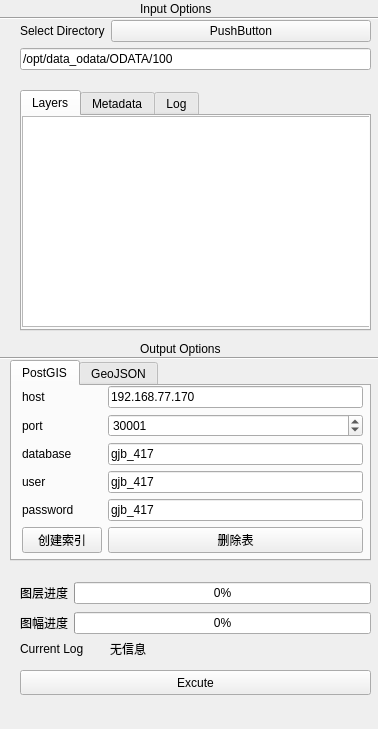
First picture: the form in src/plugins/txtinput/txtinputDock.ui, repository ParnDeedlit/QGIS, before the edit.
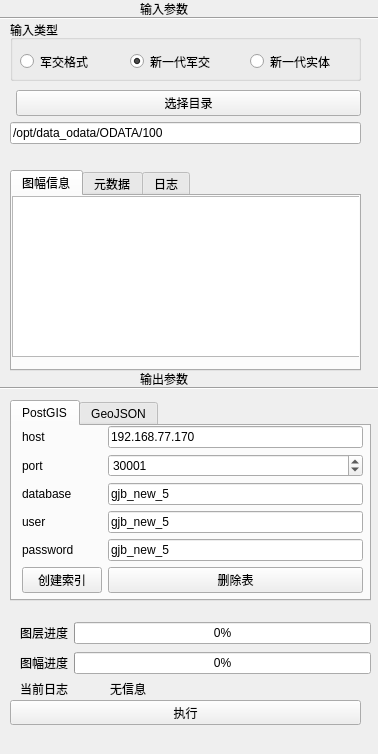
Second picture: the form after the edit.

Commit message: feat: add new entity base input

```diff
--- a/src/plugins/txtinput/txtinputDock.ui
+++ b/src/plugins/txtinput/txtinputDock.ui
@@ -7,7 +7,7 @@
     <x>0</x>
     <y>0</y>
     <width>378</width>
-    <height>729</height>
+    <height>754</height>
    </rect>
   </property>
   <property name="windowTitle">
@@ -31,7 +31,7 @@
     <property name="geometry">
      <rect>
       <x>0</x>
-      <y>350</y>
+      <y>380</y>
       <width>401</width>
       <height>16</height>
      </rect>
@@ -50,43 +50,36 @@
      </rect>
     </property>
     <property name="text">
-     <string>Input Options</string>
+     <string>输入参数</string>
     </property>
    </widget>
    <widget class="QLabel" name="label_3">
     <property name="geometry">
      <rect>
       <x>140</x>
-      <y>340</y>
+      <y>370</y>
       <width>121</width>
       <height>17</height>
      </rect>
     </property>
     <property name="text">
-     <string>Output Options</string>
+     <string>输出参数</string>
     </property>
    </widget>
    <widget class="QWidget" name="layoutWidget">
     <property name="geometry">
      <rect>
-      <x>20</x>
-      <y>20</y>
+      <x>10</x>
+      <y>90</y>
       <width>351</width>
-      <height>61</height>
+      <height>71</height>
      </rect>
     </property>
     <layout class="QFormLayout" name="formLayout_2">
-     <item row="0" column="0">
-      <widget class="QLabel" name="label_9">
-       <property name="text">
-        <string>Select Directory</string>
-       </property>
-      </widget>
-     </item>
      <item row="0" column="1">
       <widget class="QPushButton" name="selectDirctionButton">
        <property name="text">
-        <string>PushButton</string>
+        <string>选择目录</string>
        </property>
       </widget>
      </item>
@@ -102,10 +95,10 @@
    <widget class="QTabWidget" name="tabWidget">
     <property name="geometry">
      <rect>
-      <x>20</x>
-      <y>90</y>
+      <x>10</x>
+      <y>170</y>
       <width>351</width>
-      <height>241</height>
+      <height>201</height>
      </rect>
     </property>
     <property name="currentIndex">
@@ -113,7 +106,7 @@
     </property>
     <widget class="QWidget" name="tab">
      <attribute name="title">
-      <string>Layers</string>
+      <string>图幅信息</string>
      </attribute>
      <widget class="QTableView" name="layersTableView">
       <property name="geometry">
@@ -121,14 +114,14 @@
         <x>0</x>
         <y>0</y>
         <width>351</width>
-        <height>211</height>
+        <height>161</height>
        </rect>
       </property>
      </widget>
     </widget>
     <widget class="QWidget" name="tab_2">
      <attribute name="title">
-      <string>Metadata</string>
+      <string>元数据</string>
      </attribute>
      <widget class="QTableView" name="metadataView">
       <property name="geometry">
@@ -143,7 +136,7 @@
     </widget>
     <widget class="QWidget" name="tab_3">
      <attribute name="title">
-      <string>Log</string>
+      <string>日志</string>
      </attribute>
      <widget class="QListView" name="logListView">
       <property name="geometry">
@@ -160,34 +153,34 @@
    <widget class="QPushButton" name="executeButton">
     <property name="geometry">
      <rect>
-      <x>20</x>
-      <y>670</y>
+      <x>10</x>
+      <y>700</y>
       <width>351</width>
       <height>25</height>
      </rect>
     </property>
     <property name="text">
-     <string>Excute</string>
+     <string>执行</string>
     </property>
    </widget>
    <widget class="QLabel" name="label_10">
     <property name="geometry">
      <rect>
       <x>20</x>
-      <y>640</y>
+      <y>680</y>
       <width>91</width>
       <height>17</height>
      </rect>
     </property>
     <property name="text">
-     <string>Current Log</string>
+     <string>当前日志</string>
     </property>
    </widget>
    <widget class="QLabel" name="labelLog">
     <property name="geometry">
      <rect>
       <x>110</x>
-      <y>640</y>
+      <y>680</y>
       <width>271</width>
       <height>17</height>
      </rect>
@@ -200,7 +193,7 @@
     <property name="geometry">
      <rect>
       <x>10</x>
-      <y>360</y>
+      <y>400</y>
       <width>361</width>
       <height>201</height>
      </rect>
@@ -263,7 +256,7 @@
        <item row="2" column="1">
         <widget class="QLineEdit" name="databaseEdit">
          <property name="text">
-          <string>gjb_417</string>
+          <string>gjb_new_5</string>
          </property>
         </widget>
        </item>
@@ -277,7 +270,7 @@
        <item row="3" column="1">
         <widget class="QLineEdit" name="userEdit">
          <property name="text">
-          <string>gjb_417</string>
+          <string>gjb_new_5</string>
          </property>
         </widget>
        </item>
@@ -291,7 +284,7 @@
        <item row="4" column="1">
         <widget class="QLineEdit" name="passwordEdit">
          <property name="text">
-          <string>gjb_417</string>
+          <string>gjb_new_5</string>
          </property>
         </widget>
        </item>
@@ -318,11 +311,11 @@
      </attribute>
     </widget>
    </widget>
-   <widget class="QWidget" name="">
+   <widget class="QWidget" name="layoutWidget">
     <property name="geometry">
      <rect>
       <x>20</x>
-      <y>580</y>
+      <y>620</y>
       <width>351</width>
       <height>58</height>
      </rect>
@@ -358,6 +351,61 @@
      </item>
     </layout>
    </widget>
+   <widget class="QGroupBox" name="groupBox">
+    <property name="geometry">
+     <rect>
+      <x>10</x>
+      <y>20</y>
+      <width>351</width>
+      <height>61</height>
+     </rect>
+    </property>
+    <property name="title">
+     <string>输入类型</string>
+    </property>
+    <widget class="QRadioButton" name="radioOdata">
+     <property name="geometry">
+      <rect>
+       <x>10</x>
+       <y>30</y>
+       <width>112</width>
+       <height>23</height>
+      </rect>
+     </property>
+     <property name="text">
+      <string>军交格式</string>
+     </property>
+    </widget>
+    <widget class="QRadioButton" name="radioNewOdata">
+     <property name="geometry">
+      <rect>
+       <x>120</x>
+       <y>30</y>
+       <width>112</width>
+       <height>23</height>
+      </rect>
+     </property>
+     <property name="text">
+      <string>新一代军交</string>
+     </property>
+     <property name="checked">
+      <bool>true</bool>
+     </property>
+    </widget>
+    <widget class="QRadioButton" name="radioNewEntity">
+     <property name="geometry">
+      <rect>
+       <x>240</x>
+       <y>30</y>
+       <width>112</width>
+       <height>23</height>
+      </rect>
+     </property>
+     <property name="text">
+      <string>新一代实体</string>
+     </property>
+    </widget>
+   </widget>
   </widget>
  </widget>
  <resources/>
```
Left out of the diff: 4 changed lines with no effect on the pictures. The commit also changes 7 other files.
